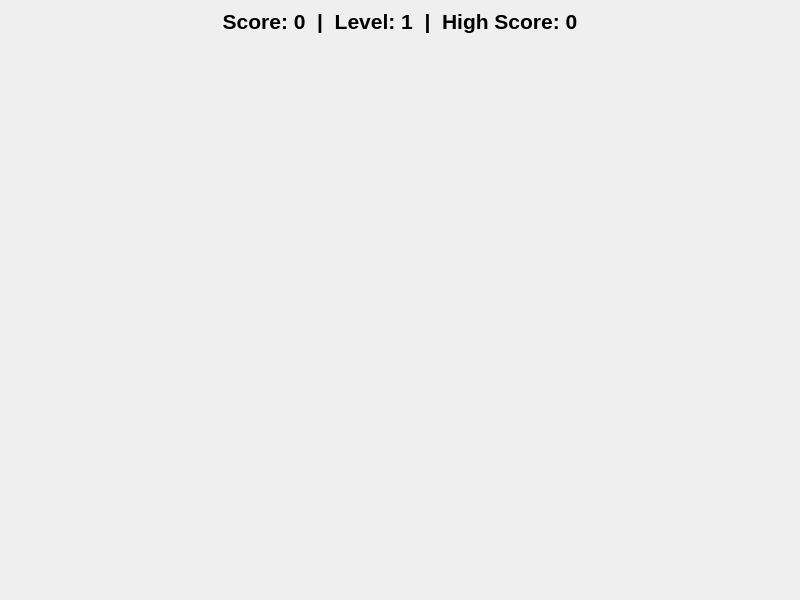
Old version of the form src/MainWindow.ui in the repository amrrnagy/SnakeGame.
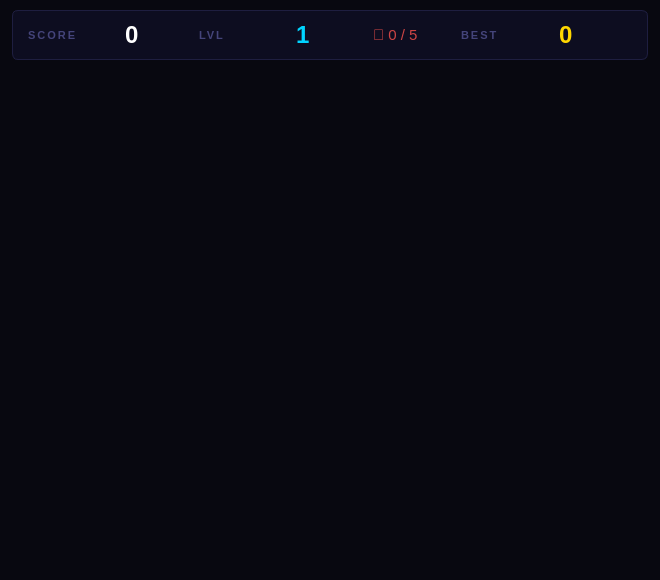
New version of the form.

Patch:
```diff
--- a/src/MainWindow.ui
+++ b/src/MainWindow.ui
@@ -6,93 +6,149 @@
    <rect>
     <x>0</x>
     <y>0</y>
-    <width>800</width>
-    <height>600</height>
+    <width>660</width>
+    <height>580</height>
    </rect>
   </property>
   <property name="windowTitle">
-   <string>Snake Game</string>
+   <string>🐍 Snake — Neon Arcade</string>
+  </property>
+  <property name="styleSheet">
+   <string>QMainWindow { background-color: #080810; }</string>
   </property>
   <widget class="QWidget" name="centralwidget">
-   <layout class="QVBoxLayout" name="verticalLayout">
+   <property name="styleSheet">
+    <string>QWidget { background-color: #080810; }</string>
+   </property>
+   <layout class="QVBoxLayout" name="rootLayout">
+    <property name="spacing">
+     <number>6</number>
+    </property>
+    <property name="leftMargin">
+     <number>12</number>
+    </property>
+    <property name="topMargin">
+     <number>10</number>
+    </property>
+    <property name="rightMargin">
+     <number>12</number>
+    </property>
+    <property name="bottomMargin">
+     <number>10</number>
+    </property>
+
+    <!-- ═══ TOP HUD BAR ═══ -->
     <item>
-     <widget class="QLabel" name="scoreLabel">
-      <property name="font">
-       <font>
-        <pointsize>16</pointsize>
-        <bold>true</bold>
-       </font>
+     <widget class="QWidget" name="hudBar">
+      <property name="maximumHeight">
+       <number>48</number>
       </property>
-      <property name="text">
-       <string>Score: 0  |  Level: 1  |  High Score: 0</string>
+      <property name="styleSheet">
+       <string>
+        QWidget#hudBar {
+        background-color: #0d0d20;
+        border: 1px solid #1e1e40;
+        border-radius: 6px;
+        }
+        QLabel { background: transparent; }
+       </string>
       </property>
-      <property name="alignment">
-       <set>Qt::AlignCenter</set>
-      </property>
+      <layout class="QHBoxLayout" name="hudLayout">
+       <property name="leftMargin"><number>16</number></property>
+       <property name="topMargin"><number>0</number></property>
+       <property name="rightMargin"><number>16</number></property>
+       <property name="bottomMargin"><number>0</number></property>
+       <property name="spacing"><number>0</number></property>
+
+       <!-- SCORE -->
+       <item>
+        <widget class="QLabel" name="hudScoreLabel">
+         <property name="text"><string>SCORE</string></property>
+         <property name="font"><font><pointsize>8</pointsize><bold>true</bold></font></property>
+         <property name="styleSheet"><string>color: #44447a; letter-spacing: 2px;</string></property>
+        </widget>
+       </item>
+       <item>
+        <widget class="QLabel" name="scoreValueLabel">
+         <property name="text"><string>0</string></property>
+         <property name="font"><font><pointsize>18</pointsize><bold>true</bold></font></property>
+         <property name="styleSheet"><string>color: #ffffff; margin-left: 6px; margin-right: 20px;</string></property>
+        </widget>
+       </item>
+
+       <!-- LEVEL -->
+       <item>
+        <widget class="QLabel" name="hudLevelLabel">
+         <property name="text"><string>LVL</string></property>
+         <property name="font"><font><pointsize>8</pointsize><bold>true</bold></font></property>
+         <property name="styleSheet"><string>color: #44447a; letter-spacing: 2px;</string></property>
+        </widget>
+       </item>
+       <item>
+        <widget class="QLabel" name="levelValueLabel">
+         <property name="text"><string>1</string></property>
+         <property name="font"><font><pointsize>18</pointsize><bold>true</bold></font></property>
+         <property name="styleSheet"><string>color: #00d4ff; margin-left: 6px; margin-right: 20px;</string></property>
+        </widget>
+       </item>
+
+       <!-- PROGRESS toward next level -->
+       <item>
+        <widget class="QLabel" name="progressValueLabel">
+         <property name="text"><string>🍎 0 / 5</string></property>
+         <property name="font"><font><pointsize>11</pointsize></font></property>
+         <property name="styleSheet"><string>color: #cc4444; margin-right: 20px;</string></property>
+        </widget>
+       </item>
+
+       <!-- Spacer pushes HS to the right -->
+       <item>
+        <spacer>
+         <property name="orientation"><enum>Qt::Horizontal</enum></property>
+        </spacer>
+       </item>
+
+       <!-- HIGH SCORE -->
+       <item>
+        <widget class="QLabel" name="hudHsLabel">
+         <property name="text"><string>BEST</string></property>
+         <property name="font"><font><pointsize>8</pointsize><bold>true</bold></font></property>
+         <property name="styleSheet"><string>color: #44447a; letter-spacing: 2px;</string></property>
+        </widget>
+       </item>
+       <item>
+        <widget class="QLabel" name="hsValueLabel">
+         <property name="text"><string>0</string></property>
+         <property name="font"><font><pointsize>18</pointsize><bold>true</bold></font></property>
+         <property name="styleSheet"><string>color: #ffd700; margin-left: 6px;</string></property>
+        </widget>
+       </item>
+
+      </layout>
      </widget>
     </item>
+
+    <!-- ═══ GAME BOARD ═══ -->
     <item>
-     <layout class="QHBoxLayout" name="horizontalLayout">
-      <item>
-       <spacer name="horizontalSpacer_left">
-        <property name="orientation">
-         <enum>Qt::Horizontal</enum>
-        </property>
-        <property name="sizeHint" stdset="0">
-         <size>
-          <width>40</width>
-          <height>20</height>
-         </size>
-        </property>
-       </spacer>
-      </item>
-      <item>
-       <widget class="QWidget" name="gameBoard" native="true">
-        <property name="minimumSize">
-         <size>
-          <width>600</width>
-          <height>400</height>
-         </size>
-        </property>
-        <property name="maximumSize">
-         <size>
-          <width>600</width>
-          <height>400</height>
-         </size>
-        </property>
-        <property name="styleSheet">
-         <string>background-color: transparent;</string>
-        </property>
-       </widget>
-      </item>
-      <item>
-       <spacer name="horizontalSpacer_right">
-        <property name="orientation">
-         <enum>Qt::Horizontal</enum>
-        </property>
-        <property name="sizeHint" stdset="0">
-         <size>
-          <width>40</width>
-          <height>20</height>
-         </size>
-        </property>
-       </spacer>
-      </item>
-     </layout>
-    </item>
-    <item>
-     <spacer name="verticalSpacer_bottom">
-      <property name="orientation">
-       <enum>Qt::Vertical</enum>
+     <widget class="QWidget" name="gameBoard" native="true">
+      <property name="minimumSize">
+       <size>
+        <width>630</width>
+        <height>504</height>
+       </size>
       </property>
-      <property name="sizeHint" stdset="0">
+      <property name="maximumSize">
        <size>
-        <width>20</width>
-        <height>40</height>
+        <width>630</width>
+        <height>504</height>
        </size>
       </property>
-     </spacer>
+      <property name="styleSheet">
+       <string>background-color: transparent;</string>
+      </property>
+     </widget>
     </item>
+
    </layout>
   </widget>
  </widget>
```
